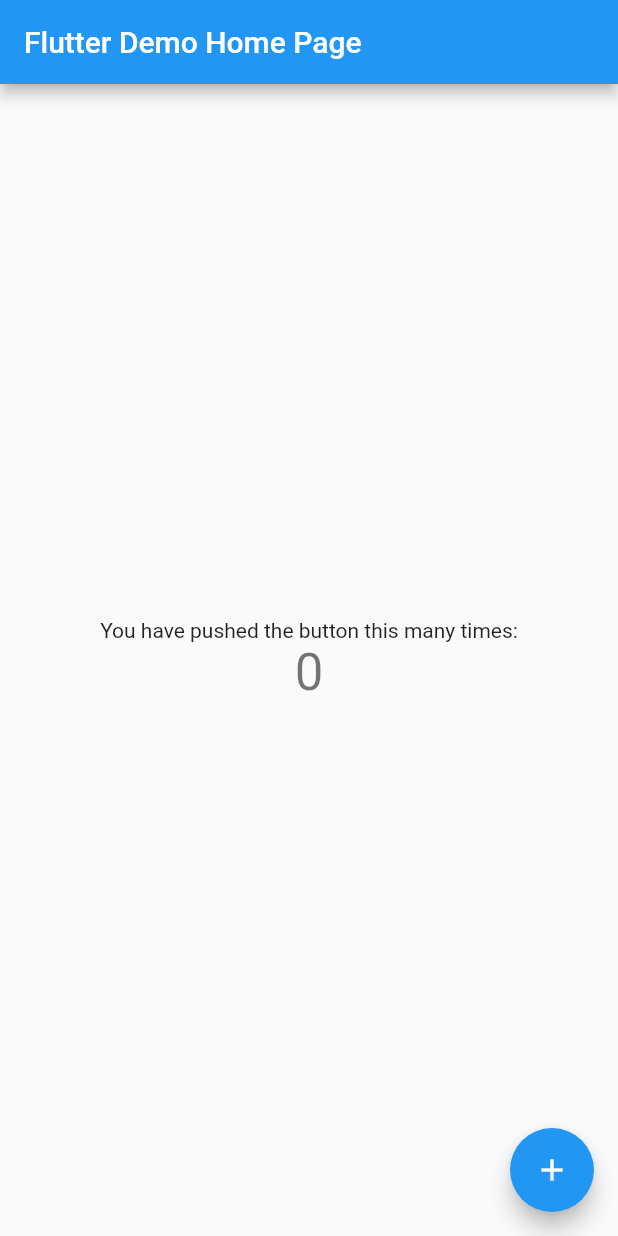
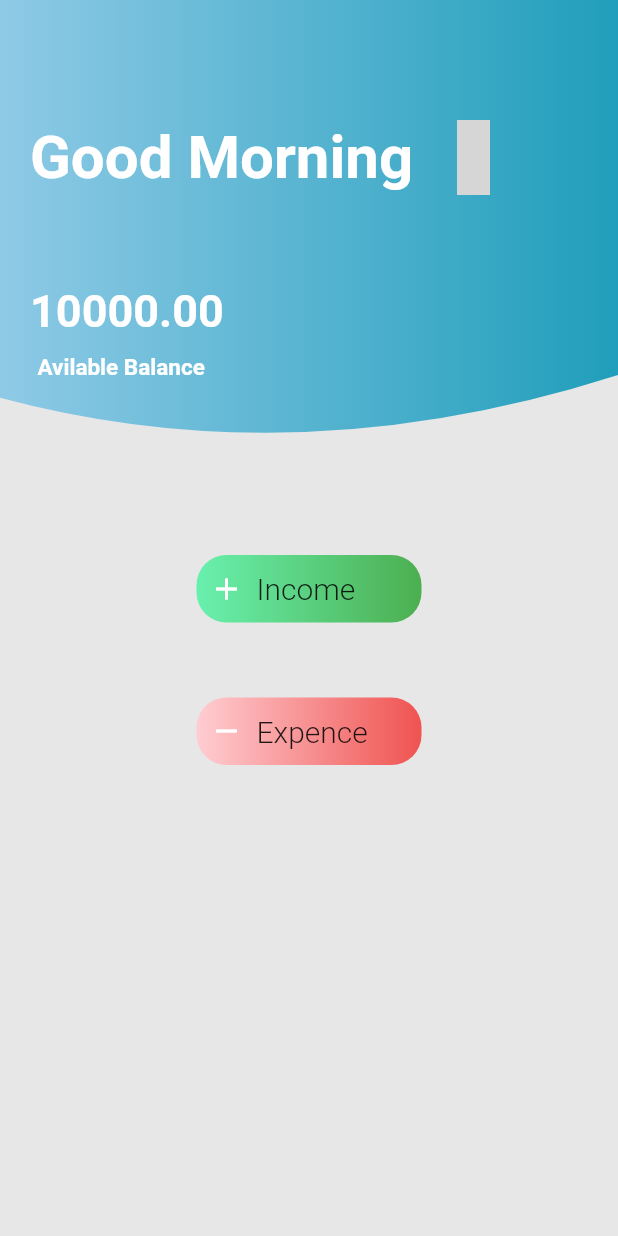
Before and after one commit to M0hammedHaris/ie_manager, a Flutter app: the screen it shows after launch, on a phone screen of 412 x 824 dp. Run offline on Flutter 3.47's test engine with Material 2 defaults, Android fonts, the phone set to English and light mode, and no system bars; our stand-ins replace material_design_icons_flutter; grey boxes are pictures that could not be loaded.

Commit message:
home page design

```diff
--- a/lib/main.dart
+++ b/lib/main.dart
@@ -1,111 +1,16 @@
 import 'package:flutter/material.dart';
+import 'package:ie_manager/screens/home.dart';
 
-void main() => runApp(MyApp());
+void main() => runApp(IEManager());
 
-class MyApp extends StatelessWidget {
-  // This widget is the root of your application.
+class IEManager extends StatelessWidget {
   @override
   Widget build(BuildContext context) {
     return MaterialApp(
-      title: 'Flutter Demo',
       theme: ThemeData(
-        // This is the theme of your application.
-        //
-        // Try running your application with "flutter run". You'll see the
-        // application has a blue toolbar. Then, without quitting the app, try
-        // changing the primarySwatch below to Colors.green and then invoke
-        // "hot reload" (press "r" in the console where you ran "flutter run",
-        // or simply save your changes to "hot reload" in a Flutter IDE).
-        // Notice that the counter didn't reset back to zero; the application
-        // is not restarted.
         primarySwatch: Colors.blue,
       ),
-      home: MyHomePage(title: 'Flutter Demo Home Page'),
+      home: IEhome(),
     );
   }
 }
-
-class MyHomePage extends StatefulWidget {
-  MyHomePage({Key key, this.title}) : super(key: key);
-
-  // This widget is the home page of your application. It is stateful, meaning
-  // that it has a State object (defined below) that contains fields that affect
-  // how it looks.
-
-  // This class is the configuration for the state. It holds the values (in this
-  // case the title) provided by the parent (in this case the App widget) and
-  // used by the build method of the State. Fields in a Widget subclass are
-  // always marked "final".
-
-  final String title;
-
-  @override
-  _MyHomePageState createState() => _MyHomePageState();
-}
-
-class _MyHomePageState extends State<MyHomePage> {
-  int _counter = 0;
-
-  void _incrementCounter() {
-    setState(() {
-      // This call to setState tells the Flutter framework that something has
-      // changed in this State, which causes it to rerun the build method below
-      // so that the display can reflect the updated values. If we changed
-      // _counter without calling setState(), then the build method would not be
-      // called again, and so nothing would appear to happen.
-      _counter++;
-    });
-  }
-
-  @override
-  Widget build(BuildContext context) {
-    // This method is rerun every time setState is called, for instance as done
-    // by the _incrementCounter method above.
-    //
-    // The Flutter framework has been optimized to make rerunning build methods
-    // fast, so that you can just rebuild anything that needs updating rather
-    // than having to individually change instances of widgets.
-    return Scaffold(
-      appBar: AppBar(
-        // Here we take the value from the MyHomePage object that was created by
-        // the App.build method, and use it to set our appbar title.
-        title: Text(widget.title),
-      ),
-      body: Center(
-        // Center is a layout widget. It takes a single child and positions it
-        // in the middle of the parent.
-        child: Column(
-          // Column is also a layout widget. It takes a list of children and
-          // arranges them vertically. By default, it sizes itself to fit its
-          // children horizontally, and tries to be as tall as its parent.
-          //
-          // Invoke "debug painting" (press "p" in the console, choose the
-          // "Toggle Debug Paint" action from the Flutter Inspector in Android
-          // Studio, or the "Toggle Debug Paint" command in Visual Studio Code)
-          // to see the wireframe for each widget.
-          //
-          // Column has various properties to control how it sizes itself and
-          // how it positions its children. Here we use mainAxisAlignment to
-          // center the children vertically; the main axis here is the vertical
-          // axis because Columns are vertical (the cross axis would be
-          // horizontal).
-          mainAxisAlignment: MainAxisAlignment.center,
-          children: <Widget>[
-            Text(
-              'You have pushed the button this many times:',
-            ),
-            Text(
-              '$_counter',
-              style: Theme.of(context).textTheme.display1,
-            ),
-          ],
-        ),
-      ),
-      floatingActionButton: FloatingActionButton(
-        onPressed: _incrementCounter,
-        tooltip: 'Increment',
-        child: Icon(Icons.add),
-      ), // This trailing comma makes auto-formatting nicer for build methods.
-    );
-  }
-}
--- /dev/null
+++ b/lib/screens/home.dart
@@ -0,0 +1,219 @@
+import 'package:flutter/material.dart';
+import 'package:material_design_icons_flutter/material_design_icons_flutter.dart';
+
+class IEhome extends StatefulWidget {
+  @override
+  _IEhomeState createState() => _IEhomeState();
+}
+
+class _IEhomeState extends State<IEhome> {
+  String greeting = "Hi";
+  Icon icon = Icon(Icons.wb_sunny);
+
+  @override
+  void initState() {
+    greeting = getGreeting();
+    icon = getIcon();
+    super.initState();
+  }
+
+  @override
+  Widget build(BuildContext context) {
+    return Scaffold(
+      backgroundColor: Color(0xffe7e7e7),
+      body: Column(
+        children: <Widget>[
+          ClipPath(
+            clipper: CustomShapeClipper(),
+            child: Container(
+              height: 300.0,
+              decoration: BoxDecoration(
+                  gradient: LinearGradient(
+                    colors: <Color>[
+                      Color(0xff8ecae6),
+                      Color(0xff209ebb),
+                    ],
+                  ),
+                  borderRadius: BorderRadius.only(
+                      bottomLeft: Radius.circular(25.0),
+                      bottomRight: Radius.circular(25.0))),
+              child: Column(
+                children: <Widget>[
+                  Padding(
+                    padding: const EdgeInsets.only(
+                        top: 80.0, left: 20.0, bottom: 10.0),
+                    child: Row(
+                      children: <Widget>[
+                        Text(
+                          greeting,
+                          style: TextStyle(
+                              fontSize: 40.0,
+                              color: Colors.white,
+                              fontWeight: FontWeight.bold),
+                        ),
+                        SizedBox(width: 15.0,),
+                        icon,
+                      ],
+                    ),
+                  ),
+                  Padding(
+                    padding: const EdgeInsets.only(
+                        top: 50.0, left: 20.0, bottom: 10.0),
+                    child: Row(
+                      children: <Widget>[
+                        Text(
+                          "10000.00",
+                          style: TextStyle(
+                              fontSize: 30.0,
+                              color: Colors.white,
+                              fontWeight: FontWeight.bold),
+                        ),
+                      ],
+                    ),
+                  ),
+                  Padding(
+                    padding:
+                        const EdgeInsets.only(top: 1.0, left: 25.0, bottom: 10.0),
+                    child: Row(
+                      children: <Widget>[
+                        Text(
+                          "Avilable Balance",
+                          style: TextStyle(
+                              fontSize: 15.0,
+                              color: Colors.white,
+                              fontWeight: FontWeight.bold),
+                        ),
+                      ],
+                    ),
+                  ),
+                ],
+              ),
+            ),
+          ),
+          Padding(
+            padding: const EdgeInsets.only(top: 70.0),
+            child: Column(
+              children: <Widget>[
+                Container(
+                  child: Row(
+                    children: <Widget>[
+                      Padding(
+                        padding: const EdgeInsets.all(8.0),
+                        child: Icon(
+                          Icons.add,
+                          color: Colors.white,
+                        ),
+                      ),
+                      Center(
+                          child: Text(
+                        "Income",
+                        style: TextStyle(
+                          fontSize: 20.0,
+                          fontWeight: FontWeight.w300,
+                        ),
+                      )),
+                    ],
+                  ),
+                  height: 45.0,
+                  width: 150.0,
+                  decoration: BoxDecoration(
+                      borderRadius: BorderRadius.circular(20.0),
+                      gradient: LinearGradient(colors: <Color>[
+                        Colors.greenAccent[200],
+                        Colors.green
+                      ])),
+                ),
+                SizedBox(
+                  height: 50.0,
+                ),
+                Container(
+                  child: Row(
+                    children: <Widget>[
+                      Padding(
+                        padding: const EdgeInsets.all(8.0),
+                        child: Icon(
+                          Icons.remove,
+                          color: Colors.white,
+                        ),
+                      ),
+                      Center(
+                          child: Text(
+                        "Expence",
+                        style: TextStyle(
+                          fontSize: 20.0,
+                          fontWeight: FontWeight.w300,
+                        ),
+                      )),
+                    ],
+                  ),
+                  height: 45.0,
+                  width: 150.0,
+                  decoration: BoxDecoration(
+                      borderRadius: BorderRadius.circular(20.0),
+                      gradient: LinearGradient(
+                          colors: <Color>[Colors.red[100], Colors.red[400]])),
+                ),
+              ],
+            ),
+          )
+        ],
+      ),
+    );
+  }
+
+  String getGreeting() {
+    var timeOfDay = DateTime.now().hour;
+    print(timeOfDay);
+    if (timeOfDay >= 0 && timeOfDay < 12) {
+      return ("Good Morning");
+    } else if (timeOfDay >= 12 && timeOfDay < 16) {
+      return ("Good AfterNoon");
+    } else if (timeOfDay >= 16 && timeOfDay < 21) {
+      return ("Good Evening");
+    } else if (timeOfDay >= 21 && timeOfDay < 24) {
+      return ("Good Night");
+    }
+  }
+
+  Icon getIcon() {
+    var timeOfDay = DateTime.now().hour;
+    print(timeOfDay);
+    if (timeOfDay >= 0 && timeOfDay < 12) {
+      return Icon(
+          MdiIcons.weatherSunset,
+          color: Colors.amber,
+          size: 50.0);
+    } else if (timeOfDay >= 12 && timeOfDay < 16) {
+      return Icon(
+        MdiIcons.weatherSunny,
+        color: Colors.amber,
+        size: 50.0,);
+    } else if (timeOfDay >= 16 && timeOfDay < 21) {
+      return Icon(
+          MdiIcons.weatherSunsetDown,
+          color: Color(0xffccfbff),
+          size: 50.0);
+    } else if (timeOfDay >= 21 && timeOfDay < 24) {
+      return Icon(
+          MdiIcons.moonWaningCrescent,
+          color: Color(0xff023074),
+          size: 50.0);
+    }
+  }
+}
+
+class CustomShapeClipper extends CustomClipper<Path> {
+  @override
+  Path getClip(Size size) {
+    var path = Path();
+
+    path.lineTo(-180, 390.0 - 200);
+    path.quadraticBezierTo(100, 350, size.width,250);
+    path.lineTo(size.width, 0.0);
+    path.close();
+    return path;
+  }
+
+  @override
+  bool shouldReclip(CustomClipper<Path> oldClipper) => true;
+}
--- a/pubspec.yaml
+++ b/pubspec.yaml
@@ -23,6 +23,9 @@ dependencies:
   # The following adds the Cupertino Icons font to your application.
   # Use with the CupertinoIcons class for iOS style icons.
   cupertino_icons: ^0.1.2
+  toast: ^0.1.5
+  flutter_datetime_picker: ^1.2.6
+  material_design_icons_flutter: ^3.2.4495
 
 dev_dependencies:
   flutter_test:
```
Also changed, not shown: pubspec.lock, 1 other file.
